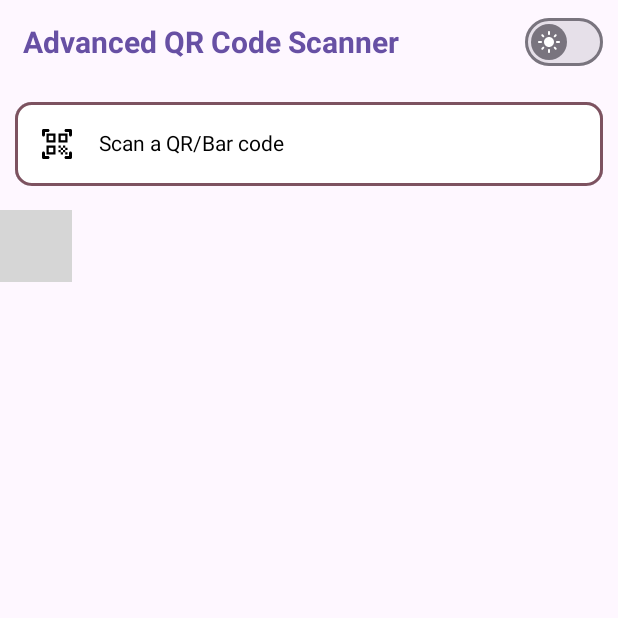
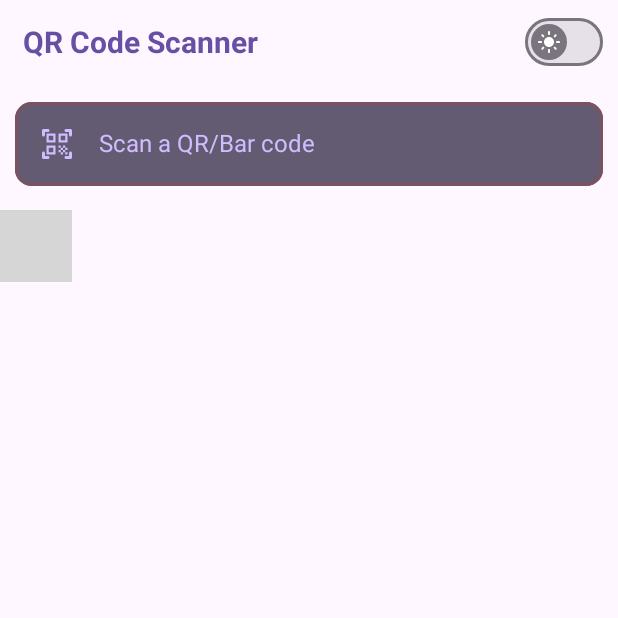
Before and after one commit to HarshPanchal18/Advanced-QR-Scanner, an Android app built with Jetpack Compose: the screen it shows after launch (MainActivity), on a phone screen of 412 x 824 dp, the top half of it. Run offline under Robolectric (Android 15) with nearby library versions, the phone set to English and light mode, and no system bars; our stand-ins replace Dagger/Hilt's generated code, accompanist, constraintlayout-compose; libraries missing offline, so code that uses them is left out: com.squareup.sqldelight; 2 statements that could not run were skipped; grey boxes are pictures that could not be loaded.

Commit message:
Updated Application name, Applied theme for scan button, and for both statusbar and navigationbar, Fixed memory leak by passing dataStroreUtil through parameter instead of declaring globally

```diff
--- a/app/build.gradle.kts
+++ b/app/build.gradle.kts
@@ -93,6 +93,7 @@ dependencies {
     implementation("com.airbnb.android:lottie-compose:5.2.0")
     implementation("com.google.android.material:material:1.9.0")
     implementation("com.google.accompanist:accompanist-permissions:0.25.1")
+    implementation("com.google.accompanist:accompanist-systemuicontroller:0.30.1") // system bars customization
 
     val sqlDelightVersion = "1.5.4"
     implementation("com.squareup.sqldelight:android-driver:$sqlDelightVersion")
@@ -102,6 +103,7 @@ dependencies {
     implementation("org.jetbrains.kotlinx:kotlinx-coroutines-android:1.6.4")
 
     implementation("com.google.mlkit:barcode-scanning:17.0.2")
+    implementation("com.google.zxing:core:3.4.1")
 
     val datastoreVersion = "1.0.0"
     implementation("androidx.datastore:datastore-core:$datastoreVersion")
--- a/app/src/main/java/com/example/advanced_qr_scanner/home/ui/HomeScreen.kt
+++ b/app/src/main/java/com/example/advanced_qr_scanner/home/ui/HomeScreen.kt
@@ -1,7 +1,6 @@
 package com.example.advanced_qr_scanner.home.ui
 
 import android.Manifest
-import android.annotation.SuppressLint
 import android.content.pm.PackageManager
 import android.content.res.Configuration
 import android.widget.Toast
@@ -39,6 +38,7 @@ import androidx.compose.material3.MaterialTheme
 import androidx.compose.material3.Switch
 import androidx.compose.material3.SwitchDefaults
 import androidx.compose.runtime.Composable
+import androidx.compose.runtime.SideEffect
 import androidx.compose.runtime.collectAsState
 import androidx.compose.runtime.getValue
 import androidx.compose.runtime.mutableStateOf
@@ -76,13 +76,12 @@ import com.example.advanced_qr_scanner.home.domain.viewmodel.ThemeViewModel
 import com.example.advanced_qr_scanner.theme.AdvancedQRScannerTheme
 import com.google.accompanist.permissions.ExperimentalPermissionsApi
 import com.google.accompanist.permissions.rememberPermissionState
+import com.google.accompanist.systemuicontroller.rememberSystemUiController
 import comexampleadvancedqrscanner.ScanHistory
 import kotlinx.coroutines.launch
 import java.text.SimpleDateFormat
 import java.util.Locale
 
-@SuppressLint("StaticFieldLeak")
-private lateinit var dataStoreUtil: DataStoreUtil
 private var textColor: Color = Color.White
 
 @OptIn(ExperimentalMaterialApi::class, ExperimentalPermissionsApi::class)
@@ -120,7 +119,7 @@ fun HomeScreen() {
         })
 
     textColor = MaterialTheme.colorScheme.primary
-    dataStoreUtil = DataStoreUtil(context)
+    val dataStoreUtil = DataStoreUtil(context)
 
     val systemTheme =
         when (context.resources.configuration.uiMode and Configuration.UI_MODE_NIGHT_MASK) {
@@ -133,6 +132,13 @@ fun HomeScreen() {
     viewModel.loadScanHistory()
 
     AdvancedQRScannerTheme(darkTheme = theme.value) {
+        val systemUiController = rememberSystemUiController()
+        val systemColor = MaterialTheme.colorScheme.background
+        SideEffect {
+            // set transparent color so that our image is visible behind the status bar
+            systemUiController.setStatusBarColor(color = systemColor)
+            systemUiController.setNavigationBarColor(color = systemColor)
+        }
         ModalBottomSheetLayout(
             sheetState = bottomSheetScaffoldState,
             sheetShape = RoundedCornerShape(32.dp),
@@ -159,9 +165,10 @@ fun HomeScreen() {
                     verticalAlignment = Alignment.CenterVertically
                 ) {
                     TitleBar(modifier = Modifier.weight(1F))
-                    ThemeSwitcher()
+                    ThemeSwitcher(dataStoreUtil)
                 }
-                ScanQRCode {
+
+                ScanQRCodeButton {
                     when (PackageManager.PERMISSION_GRANTED) {
                         ContextCompat.checkSelfPermission(
                             context,
@@ -175,6 +182,7 @@ fun HomeScreen() {
                         }
                     }
                 }
+
                 ScanHistoryList(
                     homeState = viewModel.homeState,
                     onItemClick = { history ->
@@ -195,7 +203,7 @@ fun HomeScreen() {
 @Composable
 fun TitleBar(modifier: Modifier = Modifier) {
     Text(
-        text = "Advanced QR Code Scanner",
+        text = "QR Code Scanner",
         fontSize = 20.sp,
         fontWeight = FontWeight.W700,
         color = textColor,
@@ -204,7 +212,7 @@ fun TitleBar(modifier: Modifier = Modifier) {
 }
 
 @Composable
-fun ThemeSwitcher() {
+fun ThemeSwitcher(dataStoreUtil: DataStoreUtil) {
     val switchState by remember { mutableStateOf(ThemeViewModel.isDarkThemeEnabled) }
     val coroutineScope = rememberCoroutineScope()
 
@@ -233,7 +241,7 @@ fun ThemeSwitcher() {
 }
 
 @Composable
-fun ScanQRCode(
+fun ScanQRCodeButton(
     modifier: Modifier = Modifier,
     onScanClick: () -> Unit
 ) {
@@ -249,20 +257,26 @@ fun ScanQRCode(
                 shape = RoundedCornerShape(20)
             )
             .clip(RoundedCornerShape(20))
-            .background(color = MaterialTheme.colorScheme.secondary)
             .clickable { onScanClick() }
     ) {
-        Row(modifier = modifier.fillMaxWidth()) {
+        Row(
+            modifier = modifier
+                .fillMaxWidth()
+                .background(color = MaterialTheme.colorScheme.secondary)
+        ) {
             Icon(
                 imageVector = Icons.Rounded.QrCodeScanner,
                 contentDescription = null,
-                modifier = Modifier.padding(16.dp)
+                modifier = Modifier.padding(16.dp),
+                tint = MaterialTheme.colorScheme.inversePrimary
             )
             Text(
                 text = "Scan a QR/Bar code",
+                fontSize = 16.sp,
                 modifier = Modifier
                     .align(Alignment.CenterVertically)
-                    .padding(top = 16.dp, end = 16.dp, bottom = 16.dp)
+                    .padding(top = 16.dp, end = 16.dp, bottom = 16.dp),
+                color = MaterialTheme.colorScheme.inversePrimary
             )
         }
     }
@@ -276,7 +290,7 @@ fun ScanHistoryList(
     onItemLongPress: (ScanHistory) -> Unit,
     onClearClick: () -> Unit
 ) {
-    Column(modifier = Modifier.fillMaxWidth()) {
+    Column(modifier = modifier.fillMaxWidth()) {
         when (homeState) {
             is HomeState.Loading -> {
                 Title()
--- a/app/src/main/res/values/strings.xml
+++ b/app/src/main/res/values/strings.xml
@@ -1,5 +1,5 @@
 <resources>
-    <string name="app_name">Advanced-QR-Scanner</string>
+    <string name="app_name">Scanner</string>
     <string name="turn_flash_on_off">Turn Flash On/Off</string>
     <string name="scan_qr">Scan a QR Code</string>
 </resources>
```
